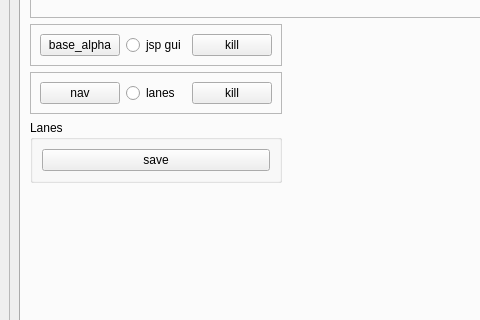
The window that src/primo_dash/ui/main_window.ui (paulsammut/primo) describes before a commit, drawn with Qt 5; both pictures show x 0 to 480 and y 326 to 646 of the 1456 by 781 pixel window.
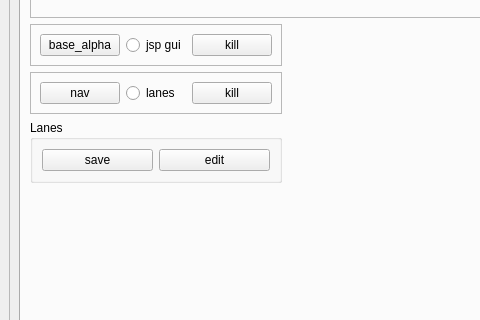
The same window after the commit. Icons and pictures are not drawn.

Commit message: Changing the structure of the gui to have a ros_comms_init. Getting ready to add the battery subscriber

Patch:
```diff
--- a/src/primo_dash/ui/main_window.ui
+++ b/src/primo_dash/ui/main_window.ui
@@ -1052,6 +1052,19 @@
                 </property>
                </widget>
               </item>
+              <item>
+               <widget class="QPushButton" name="pB_edit_map">
+                <property name="sizePolicy">
+                 <sizepolicy hsizetype="Minimum" vsizetype="Fixed">
+                  <horstretch>0</horstretch>
+                  <verstretch>0</verstretch>
+                 </sizepolicy>
+                </property>
+                <property name="text">
+                 <string>edit</string>
+                </property>
+               </widget>
+              </item>
              </layout>
             </widget>
            </item>
```
Left out of the diff: 2 changed lines with no effect on the pictures. The commit also changes 4 other files.
